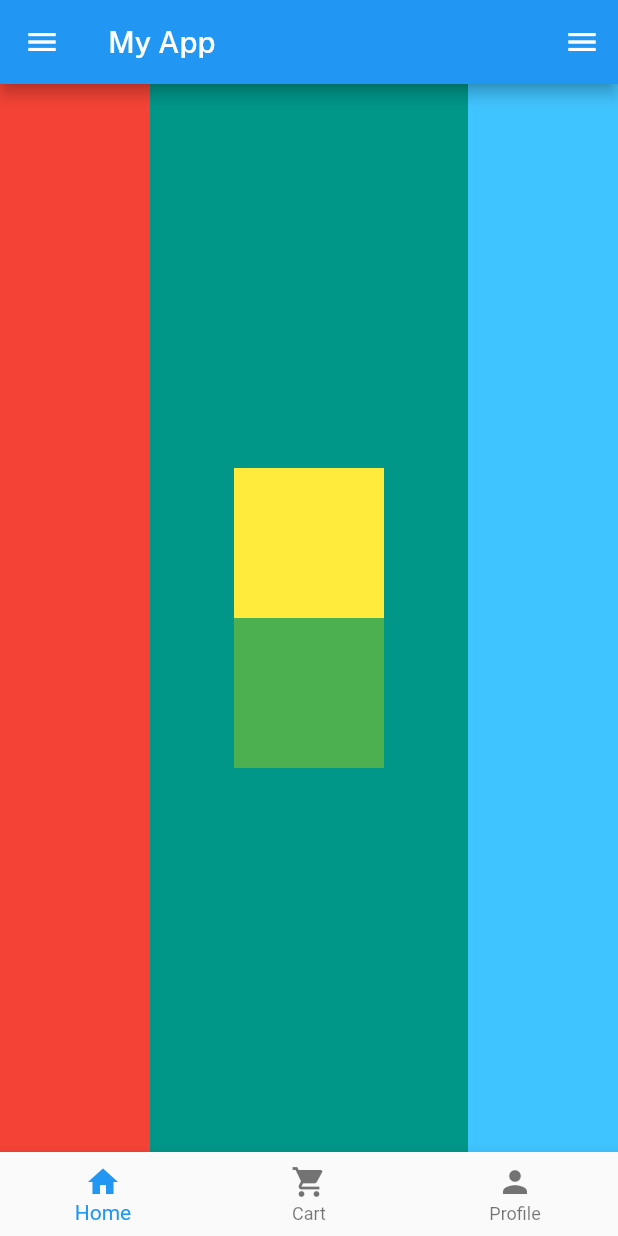
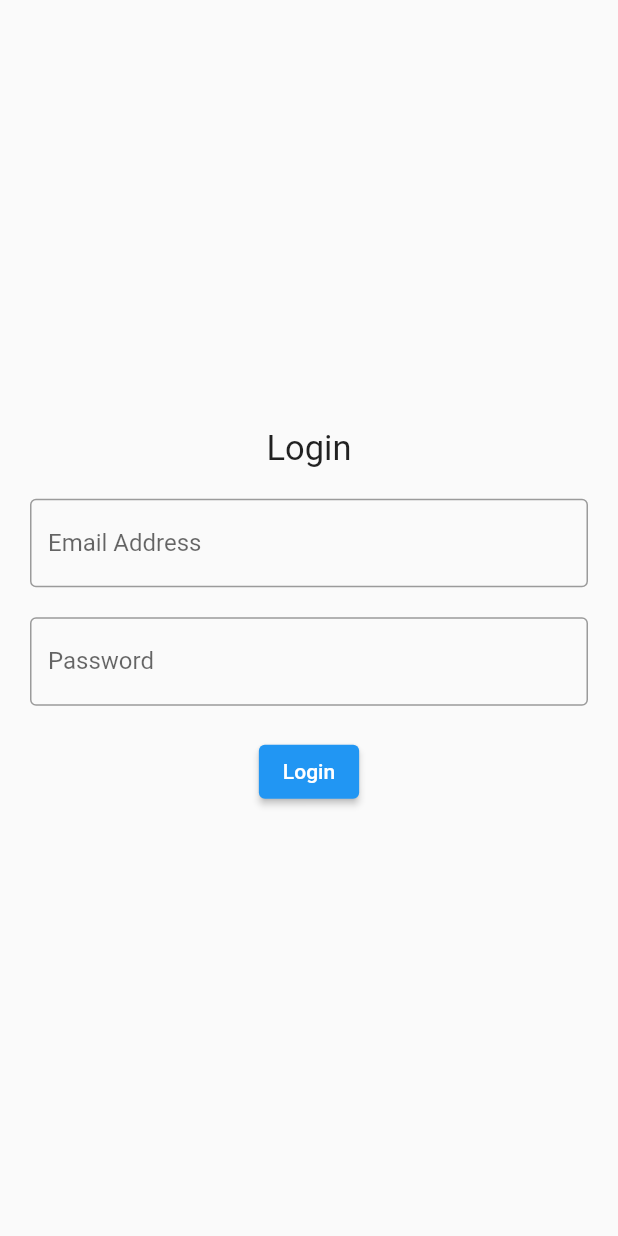
Before and after one commit to romisha99998/test11, a Flutter app: the screen it shows after launch, on a phone screen of 412 x 824 dp. Run offline on Flutter 3.47's test engine with Material 2 defaults, Android fonts, the phone set to English and light mode, and no system bars; our stand-ins replace google_fonts.

Commit message:
29 august

```diff
--- a/lib/Drawer.dart
+++ /dev/null
@@ -1,12 +0,0 @@
-import 'package:flutter/material.dart';
-
-class DrawerScreen extends StatelessWidget {
-  const DrawerScreen({super.key});
-
-  @override
-  Widget build(BuildContext context) {
-    return Scaffold(
-      backgroundColor: Colors.cyan,
-    );
-  }
-}
--- /dev/null
+++ b/lib/login.dart
@@ -0,0 +1,86 @@
+import 'package:flutter/material.dart';
+import 'package:test/main.dart';
+
+class LoginPage extends StatefulWidget {
+  const LoginPage({super.key});
+
+  @override
+  State<LoginPage> createState() => _LoginPageState();
+}
+
+class _LoginPageState extends State<LoginPage> {
+  TextEditingController emailController = TextEditingController();
+  TextEditingController passwordController = TextEditingController();
+  GlobalKey<FormState> loginFormKey = GlobalKey();
+
+  @override
+  Widget build(BuildContext context) {
+    return Scaffold(
+      body: SafeArea(
+        child: Container(
+          padding: EdgeInsets.symmetric(horizontal: 20),
+          width: double.infinity,
+          child: Form(
+            key: loginFormKey,
+            child: Column(
+              mainAxisAlignment: MainAxisAlignment.center,
+              crossAxisAlignment: CrossAxisAlignment.center,
+              children: [
+                Text(
+                  'Login',
+                  style: TextStyle(fontSize: 23),
+                ),
+                SizedBox(
+                  height: 20,
+                ),
+                TextFormField(
+                  validator: (v){
+                    if (v== null) return "Email is required";
+                    if (v.isEmpty){
+                      return "Email is required";
+                    }
+                    return null;
+                  },
+                  onChanged: (v){
+                    setState(() {});
+                  },
+                  controller: emailController,
+                  decoration: InputDecoration(
+                    labelText: 'Email Address',
+                    hintText: 'Enter your email',
+                    border: OutlineInputBorder(),
+                  ),
+                ),
+                SizedBox(
+                  height: 20,
+                ),
+                TextFormField(
+                  controller: passwordController,
+                  obscureText: true,
+                  decoration: InputDecoration(
+                    labelText: 'Password',
+                    hintText: "Enter your password",
+                    border: OutlineInputBorder(),
+
+                  ),
+                ),
+                SizedBox(
+                  height: 20,
+                ),
+                ElevatedButton(
+                  onPressed: (){
+                    if (loginFormKey.currentState!.validate()){
+                      Navigator.push(context,
+                      MaterialPageRoute(builder: (context) => MyApp()),
+                      );
+                    }
+                  },
+                  child: Text('Login')),
+              ],
+            ),
+
+          ),
+        ))
+    );
+  }
+}
--- a/lib/main.dart
+++ b/lib/main.dart
@@ -1,6 +1,6 @@
 import 'package:flutter/material.dart';
 import 'package:test/Cart.dart';
-import 'package:test/Drawer.dart';
+import 'package:test/login.dart';
 import 'package:test/Home.dart';
 import 'package:test/Profile.dart';
 import 'package:google_fonts/google_fonts.dart';
@@ -8,7 +8,8 @@ void main(){
   runApp(
     const MaterialApp(
       debugShowCheckedModeBanner: false,
-      home: MyApp(),
+      // home: MyApp(),
+      home: LoginPage(),
   ),
   );
 }
@@ -24,9 +25,10 @@ class _MyAppState extends State<MyApp> {
   int currentIndex = 0;
   List<Widget> screens = [
     const HomeScreen(),
+    const CartScreen(),
     const ProfileScreen(),
-    const CartScreen(),
-    const DrawerScreen(),
+
+
   ];
 
   @override
@@ -54,12 +56,8 @@ class _MyAppState extends State<MyApp> {
         ],
 
       ),
-      drawer: Drawer(
-        child: DrawerScreen(),
-      ),
-      endDrawer: Drawer(
+      drawer: Drawer(),
 
-      ),
         // child: Container(
         //   color: Colors.teal,
         //   width: double.infinity,
```
